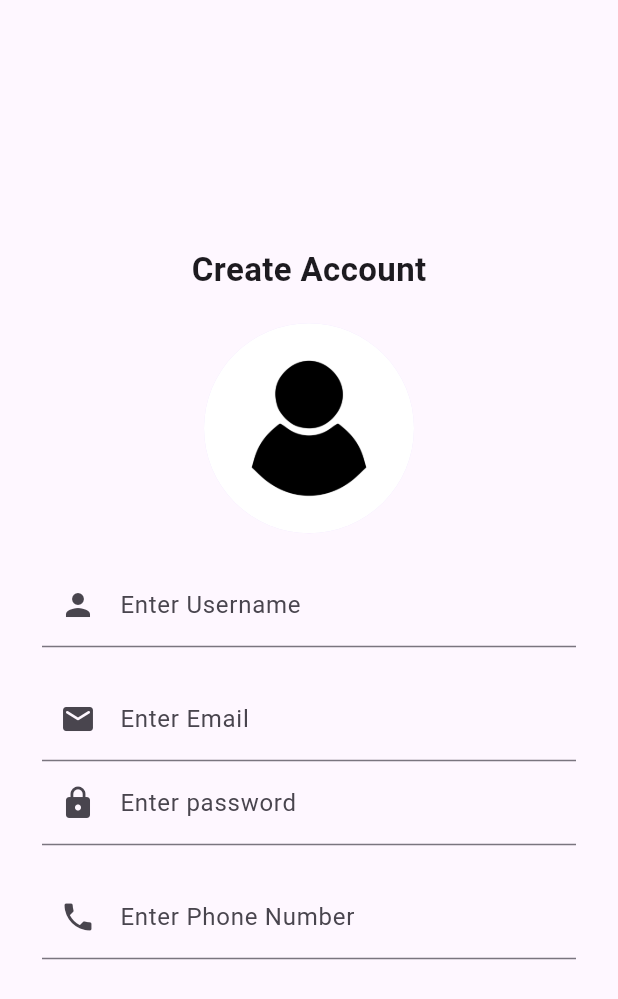
After one commit to AbhijithNellikkat/AppXcel-Academy-App, a Flutter app: the SignUpScreen screen opened directly, on a phone screen of 412 x 824 dp. The commit adds this screen. Shown: the top 999 px of the screen. Run offline on Flutter 3.47's test engine with Material 2 defaults, Android fonts, the phone set to English and light mode, and no system bars; our stand-ins replace firebase_auth, firebase_core, fluttertoast, image_cropper, image_picker; accounts and stored records are empty.

Commit message:
create account page image select option getFormCamera , getFormGallery , cropImage all completed

```diff
--- /dev/null
+++ b/lib/auth/signup.dart
@@ -0,0 +1,158 @@
+import 'dart:io';
+
+import 'package:flutter/material.dart';
+import 'package:image_cropper/image_cropper.dart';
+import 'package:image_picker/image_picker.dart';
+
+import '../widgets/global/input_field_widget.dart';
+
+class SignUpScreen extends StatefulWidget {
+  SignUpScreen({super.key});
+
+  @override
+  State<SignUpScreen> createState() => _SignUpScreenState();
+}
+
+class _SignUpScreenState extends State<SignUpScreen> {
+  final TextEditingController fullNameController = TextEditingController();
+
+  final TextEditingController emailController = TextEditingController();
+
+  final TextEditingController passwordController = TextEditingController();
+
+  final TextEditingController phoneNumberController = TextEditingController();
+
+  File? imageFile;
+
+  @override
+  Widget build(BuildContext context) {
+    void showImageDialog() {
+      showDialog(
+        context: context,
+        builder: (context) {
+          return AlertDialog(
+            title: const Text("Please choose an option"),
+            content: Column(
+              mainAxisSize: MainAxisSize.min,
+              children: [
+                InkWell(
+                  onTap: () {
+                    getFormCamera(context);
+                  },
+                  child: const Row(
+                    children: [
+                      Padding(
+                        padding: EdgeInsets.all(8.0),
+                        child: Icon(Icons.camera),
+                      ),
+                      Text('camera'),
+                    ],
+                  ),
+                ),
+                InkWell(
+                  onTap: () {
+                    getFormGallery(context);
+                  },
+                  child: const Row(
+                    children: [
+                      Padding(
+                        padding: EdgeInsets.all(8.0),
+                        child: Icon(Icons.image),
+                      ),
+                      Text('Gallery'),
+                    ],
+                  ),
+                ),
+              ],
+            ),
+          );
+        },
+      );
+    }
+
+    return Scaffold(
+      body: Center(
+        child: SingleChildScrollView(
+          child: Padding(
+            padding: const EdgeInsets.all(28.0),
+            child: Column(
+              children: [
+                const Text(
+                  "Create Account",
+                  style: TextStyle(fontWeight: FontWeight.bold, fontSize: 22),
+                ),
+                const SizedBox(height: 20),
+                GestureDetector(
+                  onTap: showImageDialog,
+                  child: CircleAvatar(
+                    radius: 70,
+                    backgroundImage: imageFile == null
+                        ? const AssetImage("assets/images/notUser.jpg")
+                        : Image.file(imageFile!).image,
+                  ),
+                ),
+                const SizedBox(height: 20),
+                Column(
+                  children: [
+                    InputFieldWidget(
+                      lableText: 'Enter Username',
+                      icon: Icons.person,
+                      obscureText: false,
+                      textEditingController: fullNameController,
+                    ),
+                    const SizedBox(height: 20),
+                    InputFieldWidget(
+                      lableText: 'Enter Email',
+                      icon: Icons.email_rounded,
+                      obscureText: false,
+                      textEditingController: emailController,
+                    ),
+                    InputFieldWidget(
+                      lableText: 'Enter password',
+                      icon: Icons.lock,
+                      obscureText: true,
+                      textEditingController: passwordController,
+                    ),
+                    const SizedBox(height: 20),
+                    InputFieldWidget(
+                      lableText: 'Enter Phone Number',
+                      icon: Icons.phone,
+                      obscureText: false,
+                      textEditingController: passwordController,
+                    ),
+                    const SizedBox(height: 20),
+                  ],
+                ),
+              ],
+            ),
+          ),
+        ),
+      ),
+    );
+  }
+
+  void getFormCamera(cxt) async {
+    XFile? pickedFile =
+        await ImagePicker().pickImage(source: ImageSource.camera);
+    cropImage(pickedFile!.path);
+    Navigator.pop(cxt);
+  }
+
+  void getFormGallery(cxt) async {
+    XFile? pickedFile =
+        await ImagePicker().pickImage(source: ImageSource.gallery);
+    cropImage(pickedFile!.path);
+    Navigator.pop(cxt);
+  }
+
+  void cropImage(filePath) async {
+    CroppedFile? croppedImage = await ImageCropper()
+        .cropImage(sourcePath: filePath, maxHeight: 1080, maxWidth: 1080);
+
+    if (croppedImage != null) {
+      setState(() {
+        imageFile = File(croppedImage.path);
+      });
+    }
+  }
+}
--- a/lib/main.dart
+++ b/lib/main.dart
@@ -1,4 +1,4 @@
-import 'package:appxcel_academy/auth/login_screen.dart';
+import 'package:appxcel_academy/auth/login.dart';
 import 'package:firebase_core/firebase_core.dart';
 import 'package:flutter/material.dart';
 
--- a/pubspec.yaml
+++ b/pubspec.yaml
@@ -68,8 +68,8 @@ flutter:
   uses-material-design: true
 
   # To add assets to your application, add an assets section, like this:
-  # assets:
-  #   - images/a_dot_burr.jpeg
+  assets:
+    - assets/images/notUser.jpg
   #   - images/a_dot_ham.jpeg
 
   # An image asset can refer to one or more resolution-specific "variants", see
```
Also changed, not shown: lib/auth/forget_password.dart (added, +10 -0 lines), lib/auth/login.dart (renamed from lib/auth/login_screen.dart, +36 -7 lines), lib/pages/home/home_screen.dart (added, +10 -0 lines), lib/widgets/features/accout_check/account_check_widget.dart (added, +29 -0 lines), assets/images/notUser.jpg (added), 1 other file.
